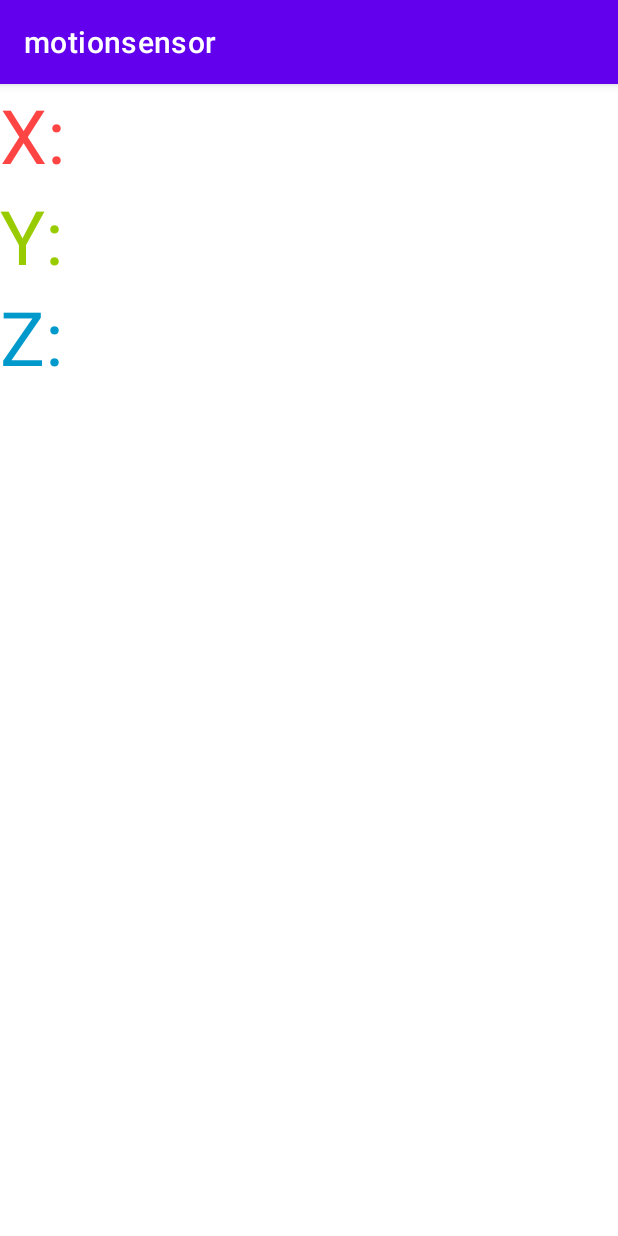
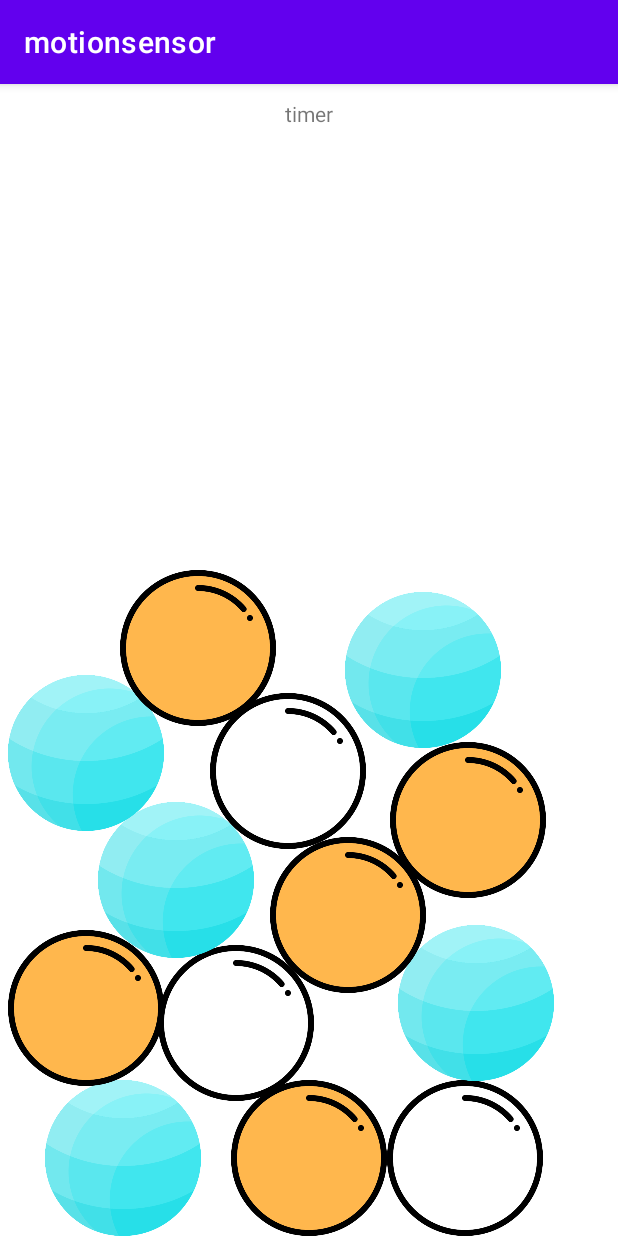
Before and after one commit to yeonyeonn/cs496_w3_app, an Android app: the screen it shows after launch (MainActivity), on a phone screen of 412 x 824 dp. Run offline under Robolectric (Android 15) with nearby library versions, the phone set to English and light mode, and no system bars; libraries missing offline, so code that uses them is left out: render.animations; 18 statements that could not run were skipped.

Commit message:
add UI design

```diff
--- a/app/build.gradle
+++ b/app/build.gradle
@@ -39,6 +39,7 @@ dependencies {
     implementation 'com.google.android.material:material:1.6.1'
     implementation 'androidx.constraintlayout:constraintlayout:2.1.4'
     implementation 'org.jetbrains.kotlinx:kotlinx-coroutines-android:1.3.9'
+    implementation 'com.github.gayanvoice:android-animations-kotlin:1.0.1'
     testImplementation 'junit:junit:4.13.2'
     androidTestImplementation 'androidx.test.ext:junit:1.1.3'
     androidTestImplementation 'androidx.test.espresso:espresso-core:3.4.0'
--- a/app/src/main/AndroidManifest.xml
+++ b/app/src/main/AndroidManifest.xml
@@ -14,6 +14,9 @@
         android:theme="@style/Theme.Motionsensor"
         tools:targetApi="31">
         <activity
+            android:name=".PlayGame"
+            android:exported="false" />
+        <activity
             android:name=".MainActivity"
             android:exported="true">
             <intent-filter>
--- a/app/src/main/res/layout/activity_main.xml
+++ b/app/src/main/res/layout/activity_main.xml
@@ -1,35 +1,142 @@
 <?xml version="1.0" encoding="utf-8"?>
-<LinearLayout xmlns:android="http://schemas.android.com/apk/res/android"
+<RelativeLayout xmlns:android="http://schemas.android.com/apk/res/android"
     xmlns:app="http://schemas.android.com/apk/res-auto"
     xmlns:tools="http://schemas.android.com/tools"
     android:layout_width="match_parent"
     android:layout_height="match_parent"
-    tools:context=".MainActivity"
-    android:orientation="vertical">
+    tools:context=".PlayGame">
 
-    <TextView
-        android:id="@+id/x_text"
-        android:layout_width="wrap_content"
-        android:layout_height="wrap_content"
-        android:text="X: "
-        android:textSize="50dp"
-        android:textColor="@android:color/holo_red_light"
-        />
-    <TextView
-        android:id="@+id/y_text"
-        android:layout_width="wrap_content"
-        android:layout_height="wrap_content"
-        android:text="Y: "
-        android:textSize="50dp"
-        android:textColor="@android:color/holo_green_light"
-        />
-    <TextView
-        android:id="@+id/z_text"
-        android:layout_width="wrap_content"
-        android:layout_height="wrap_content"
-        android:text="Z: "
-        android:textSize="50dp"
-        android:textColor="@android:color/holo_blue_dark"
-        />
+    <LinearLayout
+        android:layout_width="match_parent"
+        android:layout_height="40dp"
+        android:orientation="horizontal">
 
-</LinearLayout>
+        <TextView
+            android:layout_width="match_parent"
+            android:layout_height="match_parent"
+            android:textAlignment="center"
+            android:layout_gravity="center"
+            android:gravity="center"
+            android:text="timer"/>
+
+
+    </LinearLayout>
+
+    <ImageView
+        android:id="@+id/ball1"
+        android:layout_width="104dp"
+        android:layout_height="104dp"
+        android:layout_marginLeft="30dp"
+        android:layout_alignParentBottom="true"
+        android:src="@drawable/ball1" />
+
+    <ImageView
+        android:id="@+id/ball2"
+        android:layout_width="104dp"
+        android:layout_height="104dp"
+        android:layout_marginLeft="154dp"
+        android:src="@drawable/ball2"
+        android:layout_alignParentBottom="true"/>
+
+    <ImageView
+        android:id="@+id/ball3"
+        android:layout_width="104dp"
+        android:layout_height="104dp"
+        android:layout_marginLeft="258dp"
+        android:src="@drawable/ball3"
+        android:layout_alignParentBottom="true"/>
+
+    <ImageView
+        android:id="@+id/ball4"
+        android:layout_width="104dp"
+        android:layout_height="104dp"
+        android:layout_alignParentBottom="true"
+        android:layout_marginLeft="265dp"
+        android:layout_marginBottom="103dp"
+        android:src="@drawable/ball1" />
+
+    <ImageView
+        android:id="@+id/ball5"
+        android:layout_width="104dp"
+        android:layout_height="104dp"
+        android:layout_alignParentBottom="true"
+        android:layout_marginLeft="105dp"
+        android:layout_marginBottom="90dp"
+        android:src="@drawable/ball3" />
+
+    <ImageView
+        android:id="@+id/ball6"
+        android:layout_width="104dp"
+        android:layout_height="104dp"
+        android:layout_alignParentBottom="true"
+        android:layout_marginLeft="5dp"
+        android:layout_marginBottom="100dp"
+        android:src="@drawable/ball2" />
+
+    <ImageView
+        android:id="@+id/ball7"
+        android:layout_width="104dp"
+        android:layout_height="104dp"
+        android:layout_alignParentBottom="true"
+        android:layout_marginLeft="180dp"
+        android:layout_marginBottom="162dp"
+        android:src="@drawable/ball2" />
+
+    <ImageView
+        android:id="@+id/ball8"
+        android:layout_width="104dp"
+        android:layout_height="104dp"
+        android:layout_alignParentBottom="true"
+        android:layout_marginLeft="65dp"
+        android:layout_marginBottom="185dp"
+        android:src="@drawable/ball1" />
+
+    <ImageView
+        android:id="@+id/ball9"
+        android:layout_width="104dp"
+        android:layout_height="104dp"
+        android:layout_alignParentBottom="true"
+        android:layout_marginLeft="140dp"
+        android:layout_marginBottom="258dp"
+        android:src="@drawable/ball3" />
+
+    <ImageView
+        android:id="@+id/ball10"
+        android:layout_width="104dp"
+        android:layout_height="104dp"
+        android:layout_alignParentBottom="true"
+        android:layout_marginLeft="260dp"
+        android:layout_marginBottom="225dp"
+        android:src="@drawable/ball2" />
+
+    <ImageView
+        android:id="@+id/ball11"
+        android:layout_width="104dp"
+        android:layout_height="104dp"
+        android:layout_alignParentBottom="true"
+        android:layout_marginLeft="5dp"
+        android:layout_marginBottom="270dp"
+        android:src="@drawable/ball1" />
+
+    <ImageView
+        android:id="@+id/ball12"
+        android:layout_width="104dp"
+        android:layout_height="104dp"
+        android:layout_alignParentBottom="true"
+        android:layout_marginLeft="80dp"
+        android:layout_marginBottom="340dp"
+        android:src="@drawable/ball2" />
+
+    <ImageView
+        android:id="@+id/ball13"
+        android:layout_width="104dp"
+        android:layout_height="104dp"
+        android:layout_alignParentBottom="true"
+        android:layout_marginLeft="230dp"
+        android:layout_marginBottom="325dp"
+        android:src="@drawable/ball1" />
+
+
+
+
+</RelativeLayout>
--- a/settings.gradle
+++ b/settings.gradle
@@ -10,6 +10,7 @@ dependencyResolutionManagement {
     repositories {
         google()
         mavenCentral()
+        maven { url 'https://jitpack.io' }
     }
 }
 rootProject.name = "motionsensor"
```
Also changed, not shown: app/src/main/java/edu/skku/cs/motionsensor/MainActivity.kt (+61 -16 lines), app/src/main/java/edu/skku/cs/motionsensor/PlayGame.kt (added, +11 -0 lines), app/src/main/res/layout/activity_play_game.xml (added, +60 -0 lines), app/src/main/res/drawable/ball1.png (added), app/src/main/res/drawable/ball2.png (added), app/src/main/res/drawable/ball3.png (added).
